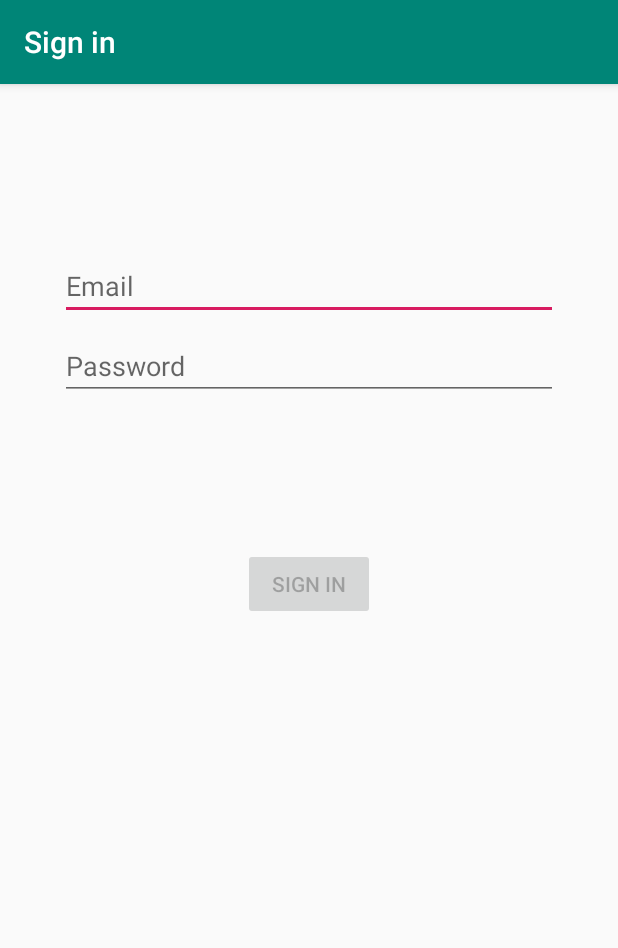
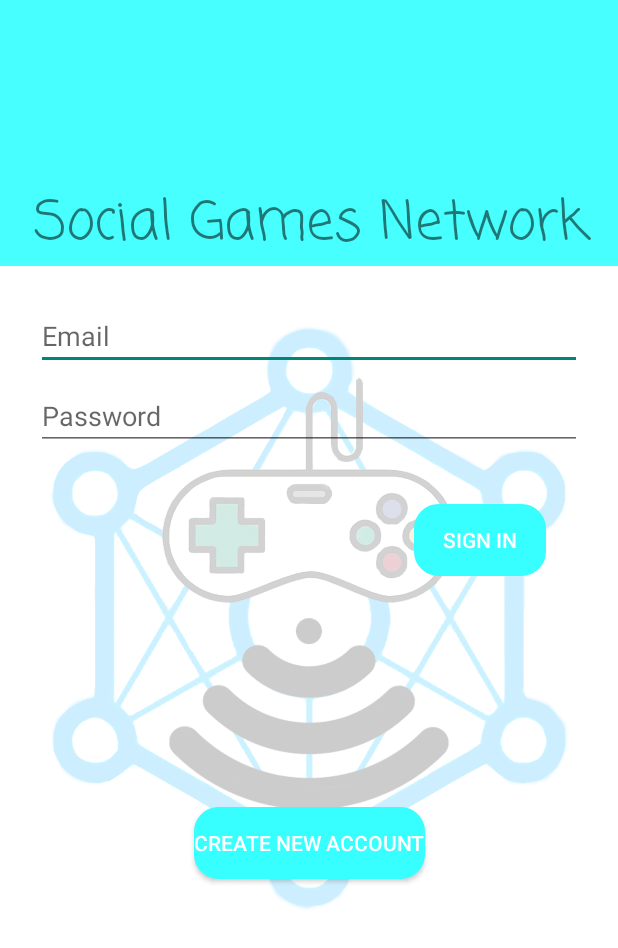
Before and after one commit to marvinulanday/Social_Games_Network, an Android app: the screen it shows after launch (LoginActivity), on a phone screen of 412 x 824 dp. Shown: the top 948 px of the screen. Run offline under Robolectric (Android 15) with nearby library versions, the light colour scheme and no system bars.

Commit message:
Acabado el diseño Front-End login

```diff
--- a/app/src/main/AndroidManifest.xml
+++ b/app/src/main/AndroidManifest.xml
@@ -4,18 +4,21 @@
 
     <application
         android:allowBackup="true"
-        android:icon="@mipmap/ic_launcher"
+        android:icon="@mipmap/logosgnapp"
         android:label="@string/app_name"
-        android:roundIcon="@mipmap/ic_launcher_round"
+        android:roundIcon="@mipmap/logosgnapp"
         android:supportsRtl="true"
-        android:theme="@style/AppTheme">
+        android:theme="@style/Theme.AppCompat.DayNight.NoActionBar">
         <activity
             android:name=".ui.login.LoginActivity"
-            android:label="@string/title_activity_login"></activity>
+
+            android:color="#46FFFE"
+            android:background="#46FFFE">
+        </activity>
+
         <activity android:name=".MainActivity">
             <intent-filter>
                 <action android:name="android.intent.action.MAIN" />
-
                 <category android:name="android.intent.category.LAUNCHER" />
             </intent-filter>
         </activity>
--- /dev/null
+++ b/app/src/main/res/drawable/btn_rounded.xml
@@ -0,0 +1,11 @@
+<?xml version="1.0" encoding="utf-8"?>
+<selector xmlns:android="http://schemas.android.com/apk/res/android">
+    <item>
+        <shape android:shape="rectangle">
+            <solid android:color="#38FFFF"/>
+            <stroke android:color="#FF38FFFF" android:width="2dp" />
+            <!--corners allow us to make the rounded corners button-->
+            <corners android:radius="15dp" />
+        </shape>
+    </item>
+</selector>
--- a/app/src/main/res/layout/activity_login.xml
+++ b/app/src/main/res/layout/activity_login.xml
@@ -5,26 +5,36 @@
     android:id="@+id/container"
     android:layout_width="match_parent"
     android:layout_height="match_parent"
-    android:paddingLeft="@dimen/activity_horizontal_margin"
-    android:paddingTop="@dimen/activity_vertical_margin"
-    android:paddingRight="@dimen/activity_horizontal_margin"
-    android:paddingBottom="@dimen/activity_vertical_margin"
+    android:background="#FFFFFF"
+
     tools:context=".ui.login.LoginActivity">
+
+    <ImageView
+        android:id="@+id/ivIconLogin"
+        android:layout_width="wrap_content"
+        android:layout_height="wrap_content"
+        android:alpha="0.2"
+        app:layout_constraintBottom_toBottomOf="parent"
+        app:layout_constraintEnd_toEndOf="parent"
+        app:layout_constraintHorizontal_bias="0.0"
+        app:layout_constraintStart_toStartOf="parent"
+        app:layout_constraintTop_toTopOf="parent"
+        app:srcCompat="@drawable/logoapp" />
 
     <EditText
         android:id="@+id/username"
         android:layout_width="0dp"
         android:layout_height="wrap_content"
         android:layout_marginStart="24dp"
-        android:layout_marginTop="96dp"
+        android:layout_marginTop="24dp"
+
         android:layout_marginEnd="24dp"
-
         android:hint="@string/prompt_email"
         android:inputType="textEmailAddress"
         android:selectAllOnFocus="true"
         app:layout_constraintEnd_toEndOf="parent"
         app:layout_constraintStart_toStartOf="parent"
-        app:layout_constraintTop_toTopOf="parent" />
+        app:layout_constraintTop_toBottomOf="@+id/tvTitle" />
 
     <EditText
         android:id="@+id/password"
@@ -48,17 +58,21 @@
         android:layout_width="wrap_content"
         android:layout_height="wrap_content"
         android:layout_gravity="start"
-        android:layout_marginStart="48dp"
-        android:layout_marginTop="16dp"
+        android:layout_marginTop="8dp"
         android:layout_marginEnd="48dp"
         android:layout_marginBottom="64dp"
+        android:background="@drawable/btn_rounded"
+        android:bottomLeftRadius="10dp"
+        android:bottomRightRadius="10dp"
         android:enabled="false"
         android:text="@string/action_sign_in"
+        android:textColor="#ffffff"
+        android:topLeftRadius="50dp"
+        android:topRightRadius="10dp"
         app:layout_constraintBottom_toBottomOf="parent"
         app:layout_constraintEnd_toEndOf="parent"
-        app:layout_constraintStart_toStartOf="parent"
         app:layout_constraintTop_toBottomOf="@+id/password"
-        app:layout_constraintVertical_bias="0.2" />
+        app:layout_constraintVertical_bias="0.06999999" />
 
     <ProgressBar
         android:id="@+id/loading"
@@ -75,4 +89,30 @@
         app:layout_constraintStart_toStartOf="@+id/password"
         app:layout_constraintTop_toTopOf="parent"
         app:layout_constraintVertical_bias="0.3" />
+
+    <TextView
+        android:id="@+id/tvTitle"
+        android:layout_width="562dp"
+        android:layout_height="177dp"
+        android:background="#46FFFE"
+        android:gravity="bottom|center"
+        android:text="Social Games Network"
+        android:textSize="36sp"
+        app:fontFamily="casual"
+        app:layout_constraintEnd_toEndOf="parent"
+        app:layout_constraintStart_toStartOf="parent"
+        app:layout_constraintTop_toTopOf="parent" />
+
+    <Button
+        android:id="@+id/btnMissAccount"
+        android:layout_width="wrap_content"
+        android:layout_height="wrap_content"
+        android:background="@drawable/btn_rounded"
+        android:text="Create new account"
+        android:textColor="#FFFFFF"
+        app:layout_constraintBottom_toBottomOf="parent"
+        app:layout_constraintEnd_toEndOf="parent"
+        app:layout_constraintStart_toStartOf="parent"
+        app:layout_constraintTop_toBottomOf="@+id/password" />
+
 </androidx.constraintlayout.widget.ConstraintLayout>
```
Also changed, not shown: app/src/main/res/drawable/logo.png (added), app/src/main/res/drawable/logoapp.png (added), app/src/main/res/mipmap-hdpi/logosgnapp.png (added).
